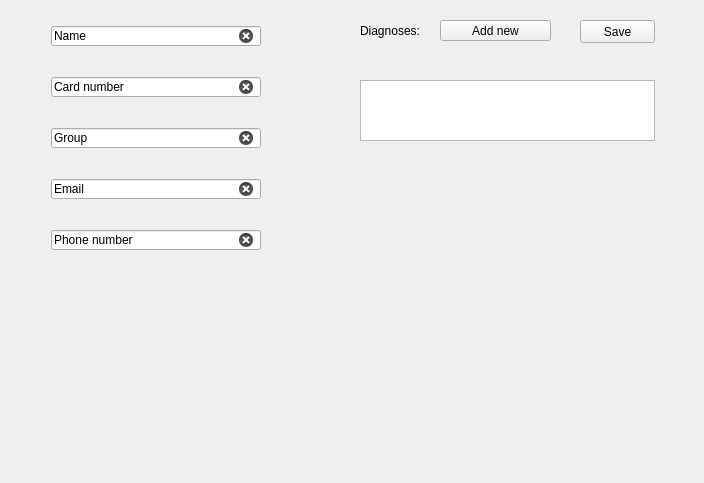
The window that ui/admin3.ui (TarasRudnyk/Students_health_records) describes before a commit, drawn with Qt 5.
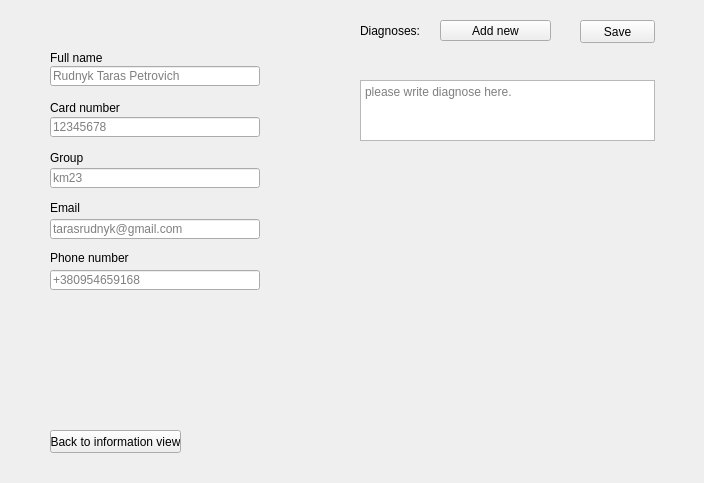
The same window after the commit. Icons and pictures are not drawn.

What changed in the file:
```diff
--- a/ui/admin3.ui
+++ b/ui/admin3.ui
@@ -11,9 +11,13 @@
    </rect>
   </property>
   <property name="windowTitle">
-   <string>Form</string>
+   <string>Student health records</string>
   </property>
-  <widget class="QPushButton" name="pushButton">
+  <property name="windowIcon">
+   <iconset>
+    <normaloff>icon.jpg</normaloff>icon.jpg</iconset>
+  </property>
+  <widget class="QPushButton" name="save_button">
    <property name="geometry">
     <rect>
      <x>580</x>
@@ -26,7 +30,7 @@
     <string>Save</string>
    </property>
   </widget>
-  <widget class="QLabel" name="label">
+  <widget class="QLabel" name="diagnose_label">
    <property name="geometry">
     <rect>
      <x>360</x>
@@ -39,7 +43,7 @@
     <string>Diagnoses:</string>
    </property>
   </widget>
-  <widget class="QPushButton" name="pushButton_2">
+  <widget class="QPushButton" name="add_new_button">
    <property name="geometry">
     <rect>
      <x>440</x>
@@ -52,7 +56,7 @@
     <string>Add new</string>
    </property>
   </widget>
-  <widget class="QTextEdit" name="textEdit">
+  <widget class="QTextEdit" name="diagnose_textEdit">
    <property name="geometry">
     <rect>
      <x>360</x>
@@ -61,25 +65,28 @@
      <height>61</height>
     </rect>
    </property>
+   <property name="placeholderText">
+    <string>please write diagnose here.</string>
+   </property>
   </widget>
   <widget class="QLabel" name="name_error">
    <property name="geometry">
     <rect>
-     <x>50</x>
-     <y>46</y>
+     <x>49</x>
+     <y>86</y>
      <width>211</width>
      <height>16</height>
     </rect>
    </property>
    <property name="text">
-    <string/>
+    <string>&lt;html&gt;&lt;head/&gt;&lt;body&gt;&lt;p&gt;&lt;br/&gt;&lt;/p&gt;&lt;/body&gt;&lt;/html&gt;</string>
    </property>
   </widget>
   <widget class="QLabel" name="card_number_error">
    <property name="geometry">
     <rect>
-     <x>50</x>
-     <y>96</y>
+     <x>49</x>
+     <y>136</y>
      <width>211</width>
      <height>16</height>
     </rect>
@@ -91,8 +98,8 @@
   <widget class="QLabel" name="group_error">
    <property name="geometry">
     <rect>
-     <x>50</x>
-     <y>145</y>
+     <x>49</x>
+     <y>185</y>
      <width>211</width>
      <height>16</height>
     </rect>
@@ -104,8 +111,8 @@
   <widget class="QLabel" name="email_error">
    <property name="geometry">
     <rect>
-     <x>50</x>
-     <y>195</y>
+     <x>49</x>
+     <y>235</y>
      <width>211</width>
      <height>16</height>
     </rect>
@@ -117,8 +124,8 @@
   <widget class="QLabel" name="phone_number_error">
    <property name="geometry">
     <rect>
-     <x>50</x>
-     <y>246</y>
+     <x>49</x>
+     <y>286</y>
      <width>211</width>
      <height>16</height>
     </rect>
@@ -127,14 +134,14 @@
     <string/>
    </property>
   </widget>
-  <widget class="QLineEdit" name="lineEdit_name">
+  <widget class="QLineEdit" name="full_name_lineEdit">
    <property name="enabled">
     <bool>true</bool>
    </property>
    <property name="geometry">
     <rect>
-     <x>51</x>
-     <y>26</y>
+     <x>50</x>
+     <y>66</y>
      <width>210</width>
      <height>20</height>
     </rect>
@@ -143,7 +150,7 @@
     <string/>
    </property>
    <property name="text">
-    <string>Name</string>
+    <string/>
    </property>
    <property name="frame">
     <bool>true</bool>
@@ -152,74 +159,164 @@
     <bool>false</bool>
    </property>
    <property name="placeholderText">
+    <string>Rudnyk Taras Petrovich</string>
+   </property>
+   <property name="clearButtonEnabled">
+    <bool>true</bool>
+   </property>
+  </widget>
+  <widget class="QLineEdit" name="card_number_lineEdit">
+   <property name="geometry">
+    <rect>
+     <x>50</x>
+     <y>117</y>
+     <width>210</width>
+     <height>20</height>
+    </rect>
+   </property>
+   <property name="text">
     <string/>
    </property>
+   <property name="placeholderText">
+    <string>12345678</string>
+   </property>
    <property name="clearButtonEnabled">
     <bool>true</bool>
    </property>
   </widget>
-  <widget class="QLineEdit" name="lineEdit_card_number">
+  <widget class="QLineEdit" name="group_lineEdit">
    <property name="geometry">
     <rect>
-     <x>51</x>
-     <y>77</y>
+     <x>50</x>
+     <y>168</y>
      <width>210</width>
      <height>20</height>
+    </rect>
+   </property>
+   <property name="text">
+    <string/>
+   </property>
+   <property name="placeholderText">
+    <string>km23</string>
+   </property>
+   <property name="clearButtonEnabled">
+    <bool>true</bool>
+   </property>
+  </widget>
+  <widget class="QLineEdit" name="email_lineEdit">
+   <property name="geometry">
+    <rect>
+     <x>50</x>
+     <y>219</y>
+     <width>210</width>
+     <height>20</height>
+    </rect>
+   </property>
+   <property name="text">
+    <string/>
+   </property>
+   <property name="placeholderText">
+    <string>tarasrudnyk@gmail.com</string>
+   </property>
+   <property name="clearButtonEnabled">
+    <bool>true</bool>
+   </property>
+  </widget>
+  <widget class="QLineEdit" name="phone_number_lineEdit">
+   <property name="geometry">
+    <rect>
+     <x>50</x>
+     <y>270</y>
+     <width>210</width>
+     <height>20</height>
+    </rect>
+   </property>
+   <property name="text">
+    <string/>
+   </property>
+   <property name="placeholderText">
+    <string>+380954659168</string>
+   </property>
+   <property name="clearButtonEnabled">
+    <bool>true</bool>
+   </property>
+  </widget>
+  <widget class="QLabel" name="full_name_label">
+   <property name="geometry">
+    <rect>
+     <x>50</x>
+     <y>50</y>
+     <width>141</width>
+     <height>16</height>
+    </rect>
+   </property>
+   <property name="text">
+    <string>Full name</string>
+   </property>
+  </widget>
+  <widget class="QLabel" name="card_number_label">
+   <property name="geometry">
+    <rect>
+     <x>50</x>
+     <y>100</y>
+     <width>121</width>
+     <height>16</height>
     </rect>
    </property>
    <property name="text">
     <string>Card number</string>
    </property>
-   <property name="clearButtonEnabled">
-    <bool>true</bool>
-   </property>
   </widget>
-  <widget class="QLineEdit" name="lineEdit_group">
+  <widget class="QLabel" name="group_label">
    <property name="geometry">
     <rect>
-     <x>51</x>
-     <y>128</y>
-     <width>210</width>
-     <height>20</height>
+     <x>50</x>
+     <y>150</y>
+     <width>131</width>
+     <height>16</height>
     </rect>
    </property>
    <property name="text">
     <string>Group</string>
    </property>
-   <property name="clearButtonEnabled">
-    <bool>true</bool>
-   </property>
   </widget>
-  <widget class="QLineEdit" name="lineEdit_email">
+  <widget class="QLabel" name="email_label">
    <property name="geometry">
     <rect>
-     <x>51</x>
-     <y>179</y>
-     <width>210</width>
-     <height>20</height>
+     <x>50</x>
+     <y>200</y>
+     <width>141</width>
+     <height>16</height>
     </rect>
    </property>
    <property name="text">
     <string>Email</string>
    </property>
-   <property name="clearButtonEnabled">
-    <bool>true</bool>
-   </property>
   </widget>
-  <widget class="QLineEdit" name="lineEdit_phone_number">
+  <widget class="QLabel" name="phone_number_label">
    <property name="geometry">
     <rect>
-     <x>51</x>
-     <y>230</y>
-     <width>210</width>
-     <height>20</height>
+     <x>50</x>
+     <y>250</y>
+     <width>141</width>
+     <height>16</height>
     </rect>
    </property>
    <property name="text">
     <string>Phone number</string>
    </property>
-   <property name="clearButtonEnabled">
-    <bool>true</bool>
+  </widget>
+  <widget class="QPushButton" name="back_to_info_view_pushButton">
+   <property name="geometry">
+    <rect>
+     <x>50</x>
+     <y>430</y>
+     <width>131</width>
+     <height>23</height>
+    </rect>
+   </property>
+   <property name="text">
+    <string>Back to information view</string>
    </property>
   </widget>
  </widget>
```
